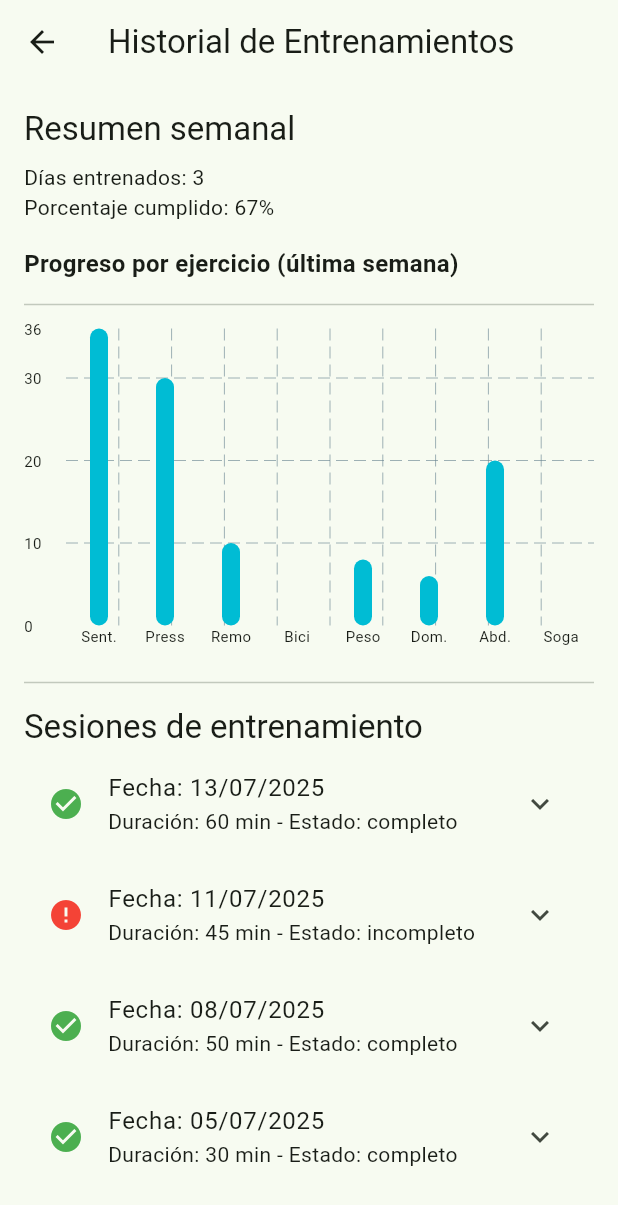
After one commit to franmach/gymtrack_app, a Flutter app: the DashboardScreen screen opened directly, after a tap on "Historial", on a phone screen of 412 x 824 dp. The commit adds this screen. Shown: the top 1205 px of the screen. Run offline on Flutter 3.47's test engine with Material 3 defaults, Android fonts, the phone set to English and light mode, and no system bars; drawn by our look-alikes of fl_chart; our stand-ins replace cloud_firestore, firebase_auth, firebase_core, flutter_dotenv, google_generative_ai; accounts and stored records are empty.

Commit message:
Implementación completa de RF7: historial de entrenamientos con detalles, resumen semanal y gráfico de progreso

```diff
--- a/lib/main.dart
+++ b/lib/main.dart
@@ -5,7 +5,6 @@ import 'screens/auth/register_screen.dart';
 import 'screens/auth/login_screen.dart';
 import 'screens/perfil/perfil_screen.dart';
 import 'package:flutter_dotenv/flutter_dotenv.dart';
-
 
 void main() async {
   WidgetsFlutterBinding.ensureInitialized();
--- a/lib/models/entrenamiento.dart
+++ b/lib/models/entrenamiento.dart
@@ -7,6 +7,7 @@ class Entrenamiento {
   final DateTime fecha;
   final int duracion;
   final String estado;
+  final List<Map<String, dynamic>> ejercicios;
 
   Entrenamiento({
     required this.id,
@@ -15,6 +16,7 @@ class Entrenamiento {
     required this.fecha,
     required this.duracion,
     required this.estado,
+    required this.ejercicios,
   });
 
   factory Entrenamiento.fromMap(Map<String, dynamic> map) => Entrenamiento(
@@ -24,6 +26,7 @@ class Entrenamiento {
         fecha: (map['fecha'] as Timestamp).toDate(),
         duracion: map['duracion'] as int,
         estado: map['estado'] as String,
+        ejercicios: List<Map<String, dynamic>>.from(map['ejercicios'] as List),
       );
 
   Map<String, dynamic> toMap() => {
@@ -33,5 +36,6 @@ class Entrenamiento {
         'fecha': Timestamp.fromDate(fecha),
         'duracion': duracion,
         'estado': estado,
+        'ejercicios': ejercicios,
       };
 }
--- a/lib/screens/dashboard/dashboard_screen.dart
+++ b/lib/screens/dashboard/dashboard_screen.dart
@@ -1,6 +1,7 @@
 import 'package:flutter/material.dart';
 import 'package:firebase_auth/firebase_auth.dart';
 import 'package:gymtrack_app/main.dart'; // Importa HomeScreen para regresar al inicio
+import 'package:gymtrack_app/screens/historial/historial_screen.dart';
 
 /// DashboardScreen: Pantalla principal tras iniciar sesión
 class DashboardScreen extends StatelessWidget {
@@ -39,6 +40,20 @@ class DashboardScreen extends StatelessWidget {
             ),
             const SizedBox(height: 12),
 
+            // Botón para acceder al historial de entrenamientos
+            ElevatedButton(
+              onPressed: () {
+                Navigator.push(
+                  context,
+                  MaterialPageRoute(
+                    builder: (_) => const HistorialScreen(),
+                  ),
+                );
+              },
+              child: const Text('Historial'),
+            ),
+            const SizedBox(height: 12),
+
             // Botón Configuraciones (ejemplo)
             ElevatedButton(
               onPressed: () {
--- /dev/null
+++ b/lib/screens/historial/historial_screen.dart
@@ -0,0 +1,227 @@
+import 'package:flutter/material.dart';
+import 'package:intl/intl.dart';
+import 'package:gymtrack_app/models/entrenamiento.dart';
+import 'package:fl_chart/fl_chart.dart';
+
+/// Pantalla que muestra el historial de entrenamientos del usuario.
+/// Cada ítem puede expandirse para mostrar los ejercicios realizados.
+class HistorialScreen extends StatelessWidget {
+  const HistorialScreen({super.key});
+
+  /// Simula una lista de entrenamientos con ejercicios incluidos
+  List<Entrenamiento> obtenerEntrenamientosSimulados() {
+    return [
+      Entrenamiento(
+        id: 'ent1',
+        usuarioId: 'uid_angel',
+        rutinaId: 'rutina1',
+        fecha: DateTime.now().subtract(const Duration(days: 1)), // Ayer
+        duracion: 60,
+        estado: 'completo',
+        ejercicios: [
+          {'nombre': 'Sentadillas', 'reps': 12, 'hecho': true},
+          {'nombre': 'Press banca', 'reps': 10, 'hecho': true},
+        ],
+      ),
+      Entrenamiento(
+        id: 'ent2',
+        usuarioId: 'uid_angel',
+        rutinaId: 'rutina1',
+        fecha: DateTime.now().subtract(const Duration(days: 3)), // Hace 3 días
+        duracion: 45,
+        estado: 'incompleto',
+        ejercicios: [
+          {'nombre': 'Remo', 'reps': 10, 'hecho': false},
+          {'nombre': 'Bicicleta fija', 'reps': 0, 'hecho': false},
+        ],
+      ),
+      Entrenamiento(
+        id: 'ent3',
+        usuarioId: 'uid_angel',
+        rutinaId: 'rutina1',
+        fecha: DateTime.now().subtract(const Duration(days: 6)), // Hace 6 días
+        duracion: 50,
+        estado: 'completo',
+        ejercicios: [
+          {'nombre': 'Peso muerto', 'reps': 8, 'hecho': true},
+          {'nombre': 'Dominadas', 'reps': 6, 'hecho': true},
+        ],
+      ),
+      Entrenamiento(
+        id: 'ent4',
+        usuarioId: 'uid_angel',
+        rutinaId: 'rutina1',
+        fecha: DateTime.now()
+            .subtract(const Duration(days: 9)), // Fuera de la semana
+        duracion: 30,
+        estado: 'completo',
+        ejercicios: [
+          {'nombre': 'Abdominales', 'reps': 20, 'hecho': true},
+          {'nombre': 'Soga', 'reps': 0, 'hecho': true},
+        ],
+      ),
+    ];
+  }
+
+  @override
+  Widget build(BuildContext context) {
+    final entrenamientos = obtenerEntrenamientosSimulados();
+    final formatoFecha = DateFormat('dd/MM/yyyy');
+
+    // Filtrar sesiones dentro de la última semana
+    final ahora = DateTime.now();
+    final unaSemanaAtras = ahora.subtract(const Duration(days: 7));
+    final entrenamientosDeLaSemana = entrenamientos.where((e) {
+      return e.fecha.isAfter(unaSemanaAtras) && e.fecha.isBefore(ahora);
+    }).toList();
+
+    // Calcular días entrenados (únicas fechas)
+    final diasEntrenados = entrenamientosDeLaSemana
+        .map((e) => formatoFecha.format(e.fecha))
+        .toSet()
+        .length;
+
+    // Calcular porcentaje de cumplimiento
+    final completas =
+        entrenamientosDeLaSemana.where((e) => e.estado == 'completo').length;
+    final total = entrenamientosDeLaSemana.length;
+    final porcentajeCumplido =
+        total > 0 ? (completas / total * 100).round() : 0;
+
+    return Scaffold(
+      appBar: AppBar(title: const Text('Historial de Entrenamientos')),
+      body: ListView(
+        padding: const EdgeInsets.all(16),
+        children: [
+          // Sección de resumen semanal
+          Text(
+            'Resumen semanal',
+            style: Theme.of(context).textTheme.titleLarge,
+          ),
+          const SizedBox(height: 8),
+          Text('Días entrenados: $diasEntrenados'),
+          Text('Porcentaje cumplido: $porcentajeCumplido%'),
+
+          // Título del gráfico
+          const SizedBox(height: 16),
+          Text(
+            'Progreso por ejercicio (última semana)',
+            style: TextStyle(fontSize: 16, fontWeight: FontWeight.bold),
+          ),
+
+          const Divider(height: 32),
+
+          // Gráfico de barras
+          SizedBox(
+            height: 220,
+            child: BarChart(
+              BarChartData(
+                alignment: BarChartAlignment.spaceAround,
+                barTouchData: BarTouchData(enabled: false),
+                titlesData: FlTitlesData(
+                  bottomTitles: AxisTitles(
+                    sideTitles: SideTitles(
+                      showTitles: true,
+                      getTitlesWidget: (value, meta) {
+                        final labels = [
+                          'Sent.',
+                          'Press',
+                          'Remo',
+                          'Bici',
+                          'Peso',
+                          'Dom.',
+                          'Abd.',
+                          'Soga'
+                        ];
+                        return Text(labels[value.toInt()],
+                            style: const TextStyle(fontSize: 10));
+                      },
+                      reservedSize: 22,
+                    ),
+                  ),
+                  leftTitles: AxisTitles(
+                    sideTitles: SideTitles(
+                      showTitles: true,
+                      reservedSize: 28,
+                      getTitlesWidget: (value, meta) {
+                        // Mostrar solo valores enteros
+                        if (value % 1 == 0) {
+                          return Text(value.toInt().toString(),
+                              style: const TextStyle(fontSize: 10));
+                        }
+                        return const SizedBox
+                            .shrink(); // Oculta valores no enteros
+                      },
+                    ),
+                  ),
+                  rightTitles: AxisTitles(
+                    sideTitles: SideTitles(showTitles: false),
+                  ),
+                  topTitles: AxisTitles(
+                    sideTitles: SideTitles(showTitles: false),
+                  ),
+                ),
+                borderData: FlBorderData(show: false),
+                barGroups: [
+                  BarChartGroupData(
+                      x: 0, barRods: [BarChartRodData(toY: 36, width: 12)]),
+                  BarChartGroupData(
+                      x: 1, barRods: [BarChartRodData(toY: 30, width: 12)]),
+                  BarChartGroupData(
+                      x: 2, barRods: [BarChartRodData(toY: 10, width: 12)]),
+                  BarChartGroupData(
+                      x: 3, barRods: [BarChartRodData(toY: 0, width: 12)]),
+                  BarChartGroupData(
+                      x: 4, barRods: [BarChartRodData(toY: 8, width: 12)]),
+                  BarChartGroupData(
+                      x: 5, barRods: [BarChartRodData(toY: 6, width: 12)]),
+                  BarChartGroupData(
+                      x: 6, barRods: [BarChartRodData(toY: 20, width: 12)]),
+                  BarChartGroupData(
+                      x: 7, barRods: [BarChartRodData(toY: 0, width: 12)]),
+                ],
+              ),
+            ),
+          ),
+
+          const Divider(height: 32),
+          Text(
+            'Sesiones de entrenamiento',
+            style: Theme.of(context).textTheme.titleLarge,
+          ),
+          // Lista de sesiones expandibles
+          ...entrenamientos.map((ent) {
+            return ExpansionTile(
+              title: Text('Fecha: ${formatoFecha.format(ent.fecha)}'),
+              subtitle:
+                  Text('Duración: ${ent.duracion} min - Estado: ${ent.estado}'),
+              leading: Icon(
+                ent.estado == 'completo' ? Icons.check_circle : Icons.error,
+                color: ent.estado == 'completo' ? Colors.green : Colors.red,
+              ),
+              children: [
+                const Divider(),
+                const Padding(
+                  padding: EdgeInsets.symmetric(horizontal: 16.0, vertical: 4),
+                  child: Text(
+                    'Ejercicios realizados:',
+                    style: TextStyle(fontWeight: FontWeight.bold),
+                  ),
+                ),
+                ...ent.ejercicios.map((ej) => ListTile(
+                      title: Text(ej['nombre']),
+                      subtitle: Text('Repeticiones: ${ej['reps']}'),
+                      trailing: Icon(
+                        ej['hecho'] ? Icons.check : Icons.close,
+                        color: ej['hecho'] ? Colors.green : Colors.red,
+                      ),
+                    )),
+                const SizedBox(height: 8),
+              ],
+            );
+          }),
+        ],
+      ),
+    );
+  }
+}
--- a/pubspec.yaml
+++ b/pubspec.yaml
@@ -28,11 +28,13 @@ dependencies:
   # Extras
   http: ^1.2.1
   flutter_local_notifications: ^17.1.2
+  intl: ^0.18.1
 
 dev_dependencies:
   flutter_test:
     sdk: flutter
   flutter_lints: ^5.0.0
+
 
 flutter:
   uses-material-design: true
```
Also changed, not shown: pubspec.lock, 1 other file.
